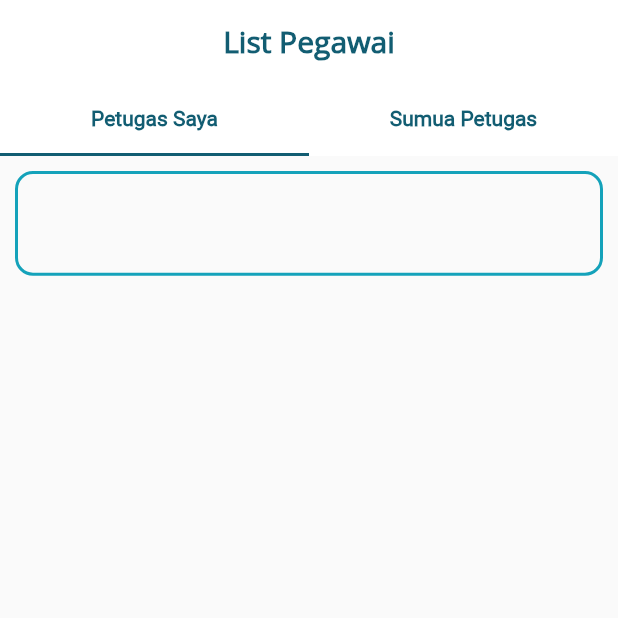
After one commit to reix19dev/pln_bali, a Flutter app: the screen it shows once a user with an empty profile is signed in, after a tap on "List Pegawai", on a phone screen of 412 x 824 dp, the top half of it. The commit adds this screen. Run offline on Flutter 3.47's test engine with Material 2 defaults, Android fonts, the phone set to English and light mode, and no system bars; drawn by our look-alikes of carousel_slider; our stand-ins replace cloud_firestore, firebase_auth, firebase_core, flutter_screenutil, font_awesome_flutter, page_transition and 2 more; accounts and stored records are empty.

Commit message:
adding list pegawai menu

```diff
--- a/lib/main.dart
+++ b/lib/main.dart
@@ -53,7 +53,8 @@ class MyApp extends StatelessWidget {
           } else {
             return LoginPage();
           }
-          }),
+        },
+      ),
     );
   }
 }
--- a/lib/pengawas/edit_profil_koordinator_page.dart
+++ b/lib/pengawas/edit_profil_koordinator_page.dart
@@ -303,10 +303,7 @@ class _EditProfilKoordinatorPageState extends State<EditProfilKoordinatorPage> {
                       milliseconds: 300,
                     ),
                   ),
-                  buildDataPegawai(
-                    title: "ID Koordinator",
-                    value: koorID!,
-                  ),
+
                 ],
               ),
             ],
--- a/lib/pengawas/home_koordinator_page.dart
+++ b/lib/pengawas/home_koordinator_page.dart
@@ -8,6 +8,8 @@ import 'package:flutter_screenutil/flutter_screenutil.dart';
 import 'package:font_awesome_flutter/font_awesome_flutter.dart';
 import 'package:page_transition/page_transition.dart';
 import 'package:pln_bali/pegawai/edit_profil_pegawai_page.dart';
+import 'package:pln_bali/pengawas/edit_profil_koordinator_page.dart';
+import 'package:pln_bali/pengawas/list_pegawai_page.dart';
 import 'package:pln_bali/utils/colors.dart';
 import 'package:pln_bali/utils/font_styles.dart';
 import 'package:shimmer/shimmer.dart';
@@ -277,10 +279,18 @@ class _HomeKoordinatorPageState extends State<HomeKoordinatorPage> {
                                   iconData: FontAwesomeIcons.tv,
                                 ),
                                 menuItemWidget(
-                                  namaMenu: "Data Pegawai",
+                                    namaMenu: "List Pegawai",
                                     iconData: FontAwesomeIcons.list,
+                                    onPressed: () {
+                                      Navigator.push(
+                                          context,
+                                          PageTransition(
+                                              child: ListPegawaiPage(
+                                                user: widget.user,
                                               ),
-
+                                              type: PageTransitionType
+                                                  .rightToLeft));
+                                    }),
                               ],
                             ),
                           ),
@@ -346,7 +356,7 @@ class _HomeKoordinatorPageState extends State<HomeKoordinatorPage> {
                                         ),
                                       ),
                                       onTap: () async {
-                                        if(!isLoading){}
+                                        if (!isLoading) {}
                                         String _url = "https://web.pln.co.id/";
                                         await canLaunch(_url)
                                             ? await launch(_url)
@@ -384,8 +394,11 @@ class _HomeKoordinatorPageState extends State<HomeKoordinatorPage> {
   }
 
   Widget menuItemWidget(
-      {required String namaMenu, required IconData iconData}) {
-    return Card(
+      {required String namaMenu,
+      required IconData iconData,
+      VoidCallback? onPressed}) {
+    return InkWell(
+      child: Card(
         shadowColor: abuMuda,
         elevation: 3,
         borderOnForeground: false,
@@ -420,6 +433,8 @@ class _HomeKoordinatorPageState extends State<HomeKoordinatorPage> {
             ],
           ),
         ),
+      ),
+      onTap: onPressed,
     );
   }
 
@@ -596,7 +611,7 @@ class _HomeKoordinatorPageState extends State<HomeKoordinatorPage> {
                     Navigator.push(
                       context,
                       PageTransition(
-                        child: EditProfilPegawaiPage(
+                        child: EditProfilKoordinatorPage(
                           user: widget.user,
                         ),
                         type: PageTransitionType.rightToLeft,
--- /dev/null
+++ b/lib/pengawas/list_pegawai_page.dart
@@ -0,0 +1,294 @@
+import 'package:cloud_firestore/cloud_firestore.dart';
+import 'package:firebase_auth/firebase_auth.dart';
+import 'package:flutter/material.dart';
+import 'package:flutter_screenutil/flutter_screenutil.dart';
+import 'package:font_awesome_flutter/font_awesome_flutter.dart';
+import 'package:pln_bali/utils/colors.dart';
+import 'package:pln_bali/utils/font_styles.dart';
+
+class ListPegawaiPage extends StatefulWidget {
+  final User user;
+  const ListPegawaiPage({Key? key, required this.user}) : super(key: key);
+
+  @override
+  _ListPegawaiPageState createState() => _ListPegawaiPageState();
+}
+
+class _ListPegawaiPageState extends State<ListPegawaiPage> {
+  late Stream<QuerySnapshot> _usersStreamMine;
+  late Stream<QuerySnapshot> _usersStreamAll;
+
+  @override
+  void initState() {
+    _usersStreamMine = FirebaseFirestore.instance
+        .collection('users')
+        .where('roleUser', isEqualTo: "Pegawai")
+        .where('idKoor', isEqualTo: widget.user.uid)
+        .snapshots();
+
+    _usersStreamAll = FirebaseFirestore.instance
+        .collection('users')
+        .where("roleUser", isEqualTo: "Pegawai")
+        .snapshots();
+
+    super.initState();
+  }
+
+  // snackBar Widget
+  tampilSnackBar(String? message) {
+    ScaffoldMessenger.of(context).showSnackBar(
+      SnackBar(
+        backgroundColor: abuTua,
+        content: Text(
+          '$message',
+          style: fontStyle1,
+        ),
+        duration: Duration(milliseconds: 2000),
+        padding: EdgeInsets.symmetric(horizontal: 8.0),
+        behavior: SnackBarBehavior.floating,
+        shape: RoundedRectangleBorder(
+          borderRadius: BorderRadius.circular(10.0),
+        ),
+      ),
+    );
+  }
+
+  @override
+  Widget build(BuildContext context) {
+    ScreenUtil.init(
+        BoxConstraints(
+            maxWidth: MediaQuery.of(context).size.width,
+            maxHeight: MediaQuery.of(context).size.height),
+        orientation: Orientation.portrait);
+
+    return DefaultTabController(
+      length: 2,
+      initialIndex: 0,
+      child: Scaffold(
+        appBar: AppBar(
+          backgroundColor: Colors.white,
+          elevation: 0,
+          centerTitle: true,
+          title: Text(
+            "List Pegawai",
+            style: fontStyle1.copyWith(
+              fontWeight: FontWeight.bold,
+              color: abuTua,
+            ),
+          ),
+          bottom: TabBar(
+            labelColor: abuMuda,
+            indicatorColor: abuTua,
+            tabs: [
+              Tab(
+                child: Center(
+                  child: Text(
+                    "Petugas Saya",
+                    style: fontStyle2.copyWith(
+                      fontWeight: FontWeight.bold,
+                    ),
+                  ),
+                ),
+              ),
+              Tab(
+                child: Center(
+                  child: Text(
+                    "Sumua Petugas",
+                    style: fontStyle2.copyWith(
+                      fontWeight: FontWeight.bold,
+                    ),
+                  ),
+                ),
+              ),
+            ],
+          ),
+        ),
+        body: TabBarView(
+          children: [
+            StreamBuilder<QuerySnapshot>(
+              stream: _usersStreamMine,
+              builder: (BuildContext context,
+                  AsyncSnapshot<QuerySnapshot> snapshot) {
+                if (snapshot.hasError) {
+                  return Text('Something went wrong');
+                }
+
+                if (snapshot.connectionState == ConnectionState.waiting) {
+                  return Text("Loading");
+                }
+
+                return Padding(
+                  padding: const EdgeInsets.all(10.0),
+                  child: ListView(
+                    children:
+                        snapshot.data!.docs.map((DocumentSnapshot document) {
+                      Map<String, dynamic> data =
+                          document.data()! as Map<String, dynamic>;
+                      return Container(
+                        padding: EdgeInsets.all(12),
+                        decoration: BoxDecoration(
+                            border: Border.all(
+                              color: abuMuda,
+                              width: 2,
+                            ),
+                            borderRadius: BorderRadius.circular(12)),
+                        child: Column(
+                          crossAxisAlignment: CrossAxisAlignment.start,
+                          children: [
+                            Text(
+                              data['nama'],
+                              style: fontStyle2.copyWith(
+                                  color: abuTua, fontSize: 16.sp),
+                            ),
+                            SizedBox(
+                              height: 4.h,
+                            ),
+                            Text(
+                              data['nomorHP'],
+                              style: fontStyle2.copyWith(color: abuMuda),
+                            ),
+                          ],
+                        ),
+                      );
+                    }).toList(),
+                  ),
+                );
+              },
+            ),
+            StreamBuilder<QuerySnapshot>(
+              stream: _usersStreamAll,
+              builder: (BuildContext context,
+                  AsyncSnapshot<QuerySnapshot> snapshot) {
+                if (snapshot.hasError) {
+                  return Text('Something went wrong');
+                }
+
+                if (snapshot.connectionState == ConnectionState.waiting) {
+                  return Text("Loading");
+                }
+
+                return Padding(
+                  padding: const EdgeInsets.all(10.0),
+                  child: ListView(
+                    children:
+                        snapshot.data!.docs.map((DocumentSnapshot document) {
+                      Map<String, dynamic> data =
+                          document.data()! as Map<String, dynamic>;
+                      return Container(
+                        padding: EdgeInsets.all(12),
+                        decoration: BoxDecoration(
+                            border: Border.all(
+                              color: abuMuda,
+                              width: 2,
+                            ),
+                            borderRadius: BorderRadius.circular(12)),
+                        child: Row(
+                          mainAxisAlignment: MainAxisAlignment.spaceBetween,
+                          children: [
+                            Column(
+                              crossAxisAlignment: CrossAxisAlignment.start,
+                              children: [
+                                Text(
+                                  data['nama'],
+                                  style: fontStyle2.copyWith(
+                                      color: abuTua, fontSize: 16.sp),
+                                ),
+                                SizedBox(
+                                  height: 4.h,
+                                ),
+                                Text(
+                                  data['nomorHP'],
+                                  style: fontStyle2.copyWith(color: abuMuda),
+                                ),
+                              ],
+                            ),
+                            InkWell(
+                              child: Icon(
+                                FontAwesomeIcons.plusCircle,
+                                color: abuTua,
+                                size: 24.sp,
+                              ),
+                              onTap: () {
+                                //data
+                                if (data['idKoor'] == widget.user.uid) {
+                                  tampilSnackBar(
+                                      "${data['nama']} telah menjadi petugas anda.");
+                                } else {
+                                  showDialog(
+                                    context: context,
+                                    builder: (context) {
+                                      return AlertDialog(
+                                        clipBehavior: Clip.none,
+                                        shape: RoundedRectangleBorder(
+                                          borderRadius:
+                                              BorderRadius.circular(8),
+                                        ),
+                                        content: Text(
+                                          "Apakah anda yakin menambahkan ${data['nama']} sebagai petugas yang akan dimonitoring oleh anda?",
+                                          style: fontStyle1.copyWith(
+                                            color: abuMuda,
+                                            fontWeight: FontWeight.bold,
+                                          ),
+                                          textAlign: TextAlign.justify,
+                                        ),
+                                        actions: [
+                                          TextButton(
+                                            onPressed: () {
+                                              Navigator.pop(context);
+                                            },
+                                            child: Text(
+                                              "Tidak",
+                                              style: fontStyle1.copyWith(
+                                                  color: abuMuda),
+                                            ),
+                                          ),
+                                          TextButton(
+                                            onPressed: () async {
+                                              //tutup dialog
+                                              Navigator.pop(context);
+
+                                              //tambahkan jadi petugas saya
+                                              await FirebaseFirestore.instance
+                                                  .collection('users')
+                                                  .doc(document.id)
+                                                  .update({
+                                                "idKoor": widget.user.uid,
+                                              });
+                                            },
+                                            child: Container(
+                                              width: 50.w,
+                                              padding: EdgeInsets.all(8),
+                                              decoration: BoxDecoration(
+                                                  color: abuMuda,
+                                                  borderRadius:
+                                                      BorderRadius.circular(8)),
+                                              child: Center(
+                                                child: Text(
+                                                  "Ya",
+                                                  style: fontStyle1.copyWith(
+                                                      color: Colors.white),
+                                                ),
+                                              ),
+                                            ),
+                                          ),
+                                        ],
+                                      );
+                                    },
+                                  );
+                                }
+                              },
+                            )
+                          ],
+                        ),
+                      );
+                    }).toList(),
+                  ),
+                );
+              },
+            ),
+          ],
+        ),
+      ),
+    );
+  }
+}
```
Also changed, not shown: lib/pegawai/home_pegawai_page.dart (+50 -3 lines). Lines whose indentation alone changed are shown as unchanged.
